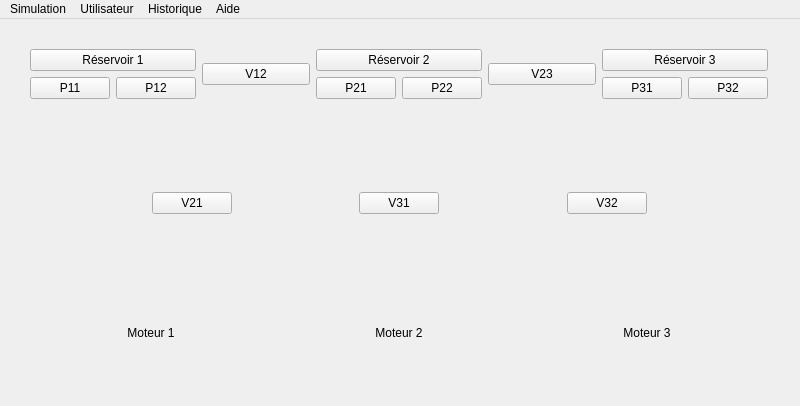
Old version of the form mainwindow.ui in the repository Desepto/Simulation.
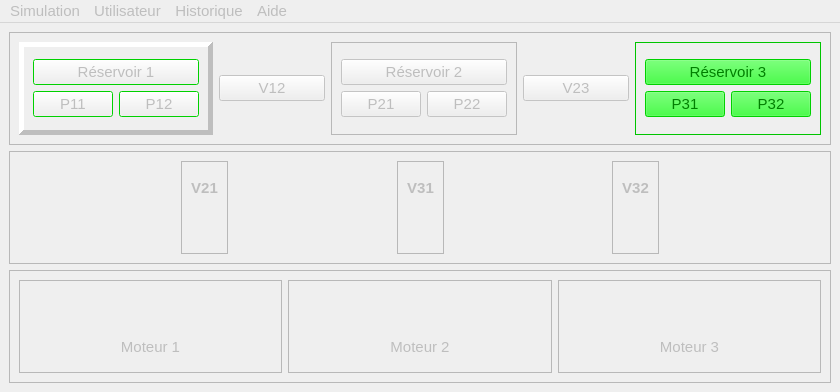
New version of the form. Icons and pictures are not drawn.

Commit message: Modification stylées (frame & co) à terminer

Diff of the .ui file:
```diff
--- a/mainwindow.ui
+++ b/mainwindow.ui
@@ -2,31 +2,121 @@
 <ui version="4.0">
  <class>MainWindow</class>
  <widget class="QMainWindow" name="MainWindow">
+  <property name="enabled">
+   <bool>false</bool>
+  </property>
   <property name="geometry">
    <rect>
     <x>0</x>
     <y>0</y>
-    <width>800</width>
-    <height>406</height>
+    <width>840</width>
+    <height>392</height>
    </rect>
   </property>
+  <property name="font">
+   <font>
+    <pointsize>11</pointsize>
+   </font>
+  </property>
   <property name="windowTitle">
    <string>MainWindow</string>
   </property>
   <widget class="QWidget" name="centralwidget">
-   <widget class="QWidget" name="verticalLayoutWidget">
-    <property name="geometry">
-     <rect>
-      <x>30</x>
-      <y>30</y>
-      <width>738</width>
-      <height>291</height>
-     </rect>
-    </property>
+   <layout class="QGridLayout" name="gridLayout_15">
+    <item row="0" column="0">
     <layout class="QVBoxLayout" name="verticalLayout">
      <item>
+       <layout class="QHBoxLayout" name="horizontalLayout_4">
+        <item>
+         <layout class="QVBoxLayout" name="verticalLayout_3">
+          <item>
+           <widget class="QFrame" name="frame_4">
+            <property name="frameShape">
+             <enum>QFrame::StyledPanel</enum>
+            </property>
+            <property name="frameShadow">
+             <enum>QFrame::Raised</enum>
+            </property>
+            <layout class="QGridLayout" name="gridLayout_4">
+             <item row="0" column="0">
       <layout class="QHBoxLayout" name="horizontalLayout_2">
        <item>
+                <widget class="QFrame" name="F1">
+                 <property name="palette">
+                  <palette>
+                   <active>
+                    <colorrole role="Base">
+                     <brush brushstyle="SolidPattern">
+                      <color alpha="255">
+                       <red>255</red>
+                       <green>255</green>
+                       <blue>255</blue>
+                      </color>
+                     </brush>
+                    </colorrole>
+                    <colorrole role="Window">
+                     <brush brushstyle="SolidPattern">
+                      <color alpha="255">
+                       <red>0</red>
+                       <green>255</green>
+                       <blue>0</blue>
+                      </color>
+                     </brush>
+                    </colorrole>
+                   </active>
+                   <inactive>
+                    <colorrole role="Base">
+                     <brush brushstyle="SolidPattern">
+                      <color alpha="255">
+                       <red>255</red>
+                       <green>255</green>
+                       <blue>255</blue>
+                      </color>
+                     </brush>
+                    </colorrole>
+                    <colorrole role="Window">
+                     <brush brushstyle="SolidPattern">
+                      <color alpha="255">
+                       <red>0</red>
+                       <green>255</green>
+                       <blue>0</blue>
+                      </color>
+                     </brush>
+                    </colorrole>
+                   </inactive>
+                   <disabled>
+                    <colorrole role="Base">
+                     <brush brushstyle="SolidPattern">
+                      <color alpha="255">
+                       <red>0</red>
+                       <green>255</green>
+                       <blue>0</blue>
+                      </color>
+                     </brush>
+                    </colorrole>
+                    <colorrole role="Window">
+                     <brush brushstyle="SolidPattern">
+                      <color alpha="255">
+                       <red>0</red>
+                       <green>255</green>
+                       <blue>0</blue>
+                      </color>
+                     </brush>
+                    </colorrole>
+                   </disabled>
+                  </palette>
+                 </property>
+                 <property name="frameShape">
+                  <enum>QFrame::Panel</enum>
+                 </property>
+                 <property name="frameShadow">
+                  <enum>QFrame::Raised</enum>
+                 </property>
+                 <property name="lineWidth">
+                  <number>5</number>
+                 </property>
+                 <layout class="QGridLayout" name="gridLayout">
+                  <item row="0" column="0">
         <layout class="QVBoxLayout" name="verticalLayout_2">
          <item>
           <widget class="QPushButton" name="R1">
@@ -72,6 +162,9 @@
          </item>
         </layout>
        </item>
+                 </layout>
+                </widget>
+               </item>
        <item>
         <widget class="QPushButton" name="V12">
          <property name="text">
@@ -84,6 +177,15 @@
         </widget>
        </item>
        <item>
+                <widget class="QFrame" name="frame_2">
+                 <property name="frameShape">
+                  <enum>QFrame::StyledPanel</enum>
+                 </property>
+                 <property name="frameShadow">
+                  <enum>QFrame::Raised</enum>
+                 </property>
+                 <layout class="QGridLayout" name="gridLayout_2">
+                  <item row="0" column="0">
         <layout class="QVBoxLayout" name="verticalLayout_5">
          <item>
           <widget class="QPushButton" name="R2">
@@ -120,6 +222,9 @@
          </item>
         </layout>
        </item>
+                 </layout>
+                </widget>
+               </item>
        <item>
         <widget class="QPushButton" name="V23">
          <property name="text">
@@ -132,6 +237,565 @@
         </widget>
        </item>
        <item>
+                <widget class="QFrame" name="frame_3">
+                 <property name="palette">
+                  <palette>
+                   <active>
+                    <colorrole role="WindowText">
+                     <brush brushstyle="SolidPattern">
+                      <color alpha="255">
+                       <red>0</red>
+                       <green>255</green>
+                       <blue>0</blue>
+                      </color>
+                     </brush>
+                    </colorrole>
+                    <colorrole role="Button">
+                     <brush brushstyle="SolidPattern">
+                      <color alpha="255">
+                       <red>0</red>
+                       <green>255</green>
+                       <blue>0</blue>
+                      </color>
+                     </brush>
+                    </colorrole>
+                    <colorrole role="Light">
+                     <brush brushstyle="SolidPattern">
+                      <color alpha="255">
+                       <red>127</red>
+                       <green>255</green>
+                       <blue>127</blue>
+                      </color>
+                     </brush>
+                    </colorrole>
+                    <colorrole role="Midlight">
+                     <brush brushstyle="SolidPattern">
+                      <color alpha="255">
+                       <red>63</red>
+                       <green>255</green>
+                       <blue>63</blue>
+                      </color>
+                     </brush>
+                    </colorrole>
+                    <colorrole role="Dark">
+                     <brush brushstyle="SolidPattern">
+                      <color alpha="255">
+                       <red>0</red>
+                       <green>127</green>
+                       <blue>0</blue>
+                      </color>
+                     </brush>
+                    </colorrole>
+                    <colorrole role="Mid">
+                     <brush brushstyle="SolidPattern">
+                      <color alpha="255">
+                       <red>0</red>
+                       <green>170</green>
+                       <blue>0</blue>
+                      </color>
+                     </brush>
+                    </colorrole>
+                    <colorrole role="Text">
+                     <brush brushstyle="SolidPattern">
+                      <color alpha="255">
+                       <red>0</red>
+                       <green>255</green>
+                       <blue>0</blue>
+                      </color>
+                     </brush>
+                    </colorrole>
+                    <colorrole role="BrightText">
+                     <brush brushstyle="SolidPattern">
+                      <color alpha="255">
+                       <red>0</red>
+                       <green>255</green>
+                       <blue>0</blue>
+                      </color>
+                     </brush>
+                    </colorrole>
+                    <colorrole role="ButtonText">
+                     <brush brushstyle="SolidPattern">
+                      <color alpha="255">
+                       <red>0</red>
+                       <green>255</green>
+                       <blue>0</blue>
+                      </color>
+                     </brush>
+                    </colorrole>
+                    <colorrole role="Base">
+                     <brush brushstyle="SolidPattern">
+                      <color alpha="255">
+                       <red>0</red>
+                       <green>255</green>
+                       <blue>0</blue>
+                      </color>
+                     </brush>
+                    </colorrole>
+                    <colorrole role="Window">
+                     <brush brushstyle="SolidPattern">
+                      <color alpha="255">
+                       <red>0</red>
+                       <green>255</green>
+                       <blue>0</blue>
+                      </color>
+                     </brush>
+                    </colorrole>
+                    <colorrole role="Shadow">
+                     <brush brushstyle="SolidPattern">
+                      <color alpha="255">
+                       <red>0</red>
+                       <green>255</green>
+                       <blue>0</blue>
+                      </color>
+                     </brush>
+                    </colorrole>
+                    <colorrole role="Highlight">
+                     <brush brushstyle="SolidPattern">
+                      <color alpha="255">
+                       <red>0</red>
+                       <green>255</green>
+                       <blue>0</blue>
+                      </color>
+                     </brush>
+                    </colorrole>
+                    <colorrole role="HighlightedText">
+                     <brush brushstyle="SolidPattern">
+                      <color alpha="255">
+                       <red>0</red>
+                       <green>255</green>
+                       <blue>0</blue>
+                      </color>
+                     </brush>
+                    </colorrole>
+                    <colorrole role="Link">
+                     <brush brushstyle="SolidPattern">
+                      <color alpha="255">
+                       <red>0</red>
+                       <green>255</green>
+                       <blue>0</blue>
+                      </color>
+                     </brush>
+                    </colorrole>
+                    <colorrole role="LinkVisited">
+                     <brush brushstyle="SolidPattern">
+                      <color alpha="255">
+                       <red>0</red>
+                       <green>255</green>
+                       <blue>0</blue>
+                      </color>
+                     </brush>
+                    </colorrole>
+                    <colorrole role="AlternateBase">
+                     <brush brushstyle="SolidPattern">
+                      <color alpha="255">
+                       <red>127</red>
+                       <green>255</green>
+                       <blue>127</blue>
+                      </color>
+                     </brush>
+                    </colorrole>
+                    <colorrole role="NoRole">
+                     <brush brushstyle="SolidPattern">
+                      <color alpha="255">
+                       <red>0</red>
+                       <green>255</green>
+                       <blue>0</blue>
+                      </color>
+                     </brush>
+                    </colorrole>
+                    <colorrole role="ToolTipBase">
+                     <brush brushstyle="SolidPattern">
+                      <color alpha="255">
+                       <red>0</red>
+                       <green>255</green>
+                       <blue>0</blue>
+                      </color>
+                     </brush>
+                    </colorrole>
+                    <colorrole role="ToolTipText">
+                     <brush brushstyle="SolidPattern">
+                      <color alpha="255">
+                       <red>0</red>
+                       <green>255</green>
+                       <blue>0</blue>
+                      </color>
+                     </brush>
+                    </colorrole>
+                   </active>
+                   <inactive>
+                    <colorrole role="WindowText">
+                     <brush brushstyle="SolidPattern">
+                      <color alpha="255">
+                       <red>0</red>
+                       <green>255</green>
+                       <blue>0</blue>
+                      </color>
+                     </brush>
+                    </colorrole>
+                    <colorrole role="Button">
+                     <brush brushstyle="SolidPattern">
+                      <color alpha="255">
+                       <red>0</red>
+                       <green>255</green>
+                       <blue>0</blue>
+                      </color>
+                     </brush>
+                    </colorrole>
+                    <colorrole role="Light">
+                     <brush brushstyle="SolidPattern">
+                      <color alpha="255">
+                       <red>127</red>
+                       <green>255</green>
+                       <blue>127</blue>
+                      </color>
+                     </brush>
+                    </colorrole>
+                    <colorrole role="Midlight">
+                     <brush brushstyle="SolidPattern">
+                      <color alpha="255">
+                       <red>63</red>
+                       <green>255</green>
+                       <blue>63</blue>
+                      </color>
+                     </brush>
+                    </colorrole>
+                    <colorrole role="Dark">
+                     <brush brushstyle="SolidPattern">
+                      <color alpha="255">
+                       <red>0</red>
+                       <green>127</green>
+                       <blue>0</blue>
+                      </color>
+                     </brush>
+                    </colorrole>
+                    <colorrole role="Mid">
+                     <brush brushstyle="SolidPattern">
+                      <color alpha="255">
+                       <red>0</red>
+                       <green>170</green>
+                       <blue>0</blue>
+                      </color>
+                     </brush>
+                    </colorrole>
+                    <colorrole role="Text">
+                     <brush brushstyle="SolidPattern">
+                      <color alpha="255">
+                       <red>0</red>
+                       <green>255</green>
+                       <blue>0</blue>
+                      </color>
+                     </brush>
+                    </colorrole>
+                    <colorrole role="BrightText">
+                     <brush brushstyle="SolidPattern">
+                      <color alpha="255">
+                       <red>0</red>
+                       <green>255</green>
+                       <blue>0</blue>
+                      </color>
+                     </brush>
+                    </colorrole>
+                    <colorrole role="ButtonText">
+                     <brush brushstyle="SolidPattern">
+                      <color alpha="255">
+                       <red>0</red>
+                       <green>255</green>
+                       <blue>0</blue>
+                      </color>
+                     </brush>
+                    </colorrole>
+                    <colorrole role="Base">
+                     <brush brushstyle="SolidPattern">
+                      <color alpha="255">
+                       <red>0</red>
+                       <green>255</green>
+                       <blue>0</blue>
+                      </color>
+                     </brush>
+                    </colorrole>
+                    <colorrole role="Window">
+                     <brush brushstyle="SolidPattern">
+                      <color alpha="255">
+                       <red>0</red>
+                       <green>255</green>
+                       <blue>0</blue>
+                      </color>
+                     </brush>
+                    </colorrole>
+                    <colorrole role="Shadow">
+                     <brush brushstyle="SolidPattern">
+                      <color alpha="255">
+                       <red>0</red>
+                       <green>255</green>
+                       <blue>0</blue>
+                      </color>
+                     </brush>
+                    </colorrole>
+                    <colorrole role="Highlight">
+                     <brush brushstyle="SolidPattern">
+                      <color alpha="255">
+                       <red>0</red>
+                       <green>255</green>
+                       <blue>0</blue>
+                      </color>
+                     </brush>
+                    </colorrole>
+                    <colorrole role="HighlightedText">
+                     <brush brushstyle="SolidPattern">
+                      <color alpha="255">
+                       <red>0</red>
+                       <green>255</green>
+                       <blue>0</blue>
+                      </color>
+                     </brush>
+                    </colorrole>
+                    <colorrole role="Link">
+                     <brush brushstyle="SolidPattern">
+                      <color alpha="255">
+                       <red>0</red>
+                       <green>255</green>
+                       <blue>0</blue>
+                      </color>
+                     </brush>
+                    </colorrole>
+                    <colorrole role="LinkVisited">
+                     <brush brushstyle="SolidPattern">
+                      <color alpha="255">
+                       <red>0</red>
+                       <green>255</green>
+                       <blue>0</blue>
+                      </color>
+                     </brush>
+                    </colorrole>
+                    <colorrole role="AlternateBase">
+                     <brush brushstyle="SolidPattern">
+                      <color alpha="255">
+                       <red>127</red>
+                       <green>255</green>
+                       <blue>127</blue>
+                      </color>
+                     </brush>
+                    </colorrole>
+                    <colorrole role="NoRole">
+                     <brush brushstyle="SolidPattern">
+                      <color alpha="255">
+                       <red>0</red>
+                       <green>255</green>
+                       <blue>0</blue>
+                      </color>
+                     </brush>
+                    </colorrole>
+                    <colorrole role="ToolTipBase">
+                     <brush brushstyle="SolidPattern">
+                      <color alpha="255">
+                       <red>0</red>
+                       <green>255</green>
+                       <blue>0</blue>
+                      </color>
+                     </brush>
+                    </colorrole>
+                    <colorrole role="ToolTipText">
+                     <brush brushstyle="SolidPattern">
+                      <color alpha="255">
+                       <red>0</red>
+                       <green>255</green>
+                       <blue>0</blue>
+                      </color>
+                     </brush>
+                    </colorrole>
+                   </inactive>
+                   <disabled>
+                    <colorrole role="WindowText">
+                     <brush brushstyle="SolidPattern">
+                      <color alpha="255">
+                       <red>0</red>
+                       <green>127</green>
+                       <blue>0</blue>
+                      </color>
+                     </brush>
+                    </colorrole>
+                    <colorrole role="Button">
+                     <brush brushstyle="SolidPattern">
+                      <color alpha="255">
+                       <red>0</red>
+                       <green>255</green>
+                       <blue>0</blue>
+                      </color>
+                     </brush>
+                    </colorrole>
+                    <colorrole role="Light">
+                     <brush brushstyle="SolidPattern">
+                      <color alpha="255">
+                       <red>127</red>
+                       <green>255</green>
+                       <blue>127</blue>
+                      </color>
+                     </brush>
+                    </colorrole>
+                    <colorrole role="Midlight">
+                     <brush brushstyle="SolidPattern">
+                      <color alpha="255">
+                       <red>63</red>
+                       <green>255</green>
+                       <blue>63</blue>
+                      </color>
+                     </brush>
+                    </colorrole>
+                    <colorrole role="Dark">
+                     <brush brushstyle="SolidPattern">
+                      <color alpha="255">
+                       <red>0</red>
+                       <green>127</green>
+                       <blue>0</blue>
+                      </color>
+                     </brush>
+                    </colorrole>
+                    <colorrole role="Mid">
+                     <brush brushstyle="SolidPattern">
+                      <color alpha="255">
+                       <red>0</red>
+                       <green>170</green>
+                       <blue>0</blue>
+                      </color>
+                     </brush>
+                    </colorrole>
+                    <colorrole role="Text">
+                     <brush brushstyle="SolidPattern">
+                      <color alpha="255">
+                       <red>0</red>
+                       <green>127</green>
+                       <blue>0</blue>
+                      </color>
+                     </brush>
+                    </colorrole>
+                    <colorrole role="BrightText">
+                     <brush brushstyle="SolidPattern">
+                      <color alpha="255">
+                       <red>0</red>
+                       <green>255</green>
+                       <blue>0</blue>
+                      </color>
+                     </brush>
+                    </colorrole>
+                    <colorrole role="ButtonText">
+                     <brush brushstyle="SolidPattern">
+                      <color alpha="255">
+                       <red>0</red>
+                       <green>127</green>
+                       <blue>0</blue>
+                      </color>
+                     </brush>
+                    </colorrole>
+                    <colorrole role="Base">
+                     <brush brushstyle="SolidPattern">
+                      <color alpha="255">
+                       <red>0</red>
+                       <green>255</green>
+                       <blue>0</blue>
+                      </color>
+                     </brush>
+                    </colorrole>
+                    <colorrole role="Window">
+                     <brush brushstyle="SolidPattern">
+                      <color alpha="255">
+                       <red>0</red>
+                       <green>255</green>
+                       <blue>0</blue>
+                      </color>
+                     </brush>
+                    </colorrole>
+                    <colorrole role="Shadow">
+                     <brush brushstyle="SolidPattern">
+                      <color alpha="255">
+                       <red>0</red>
+                       <green>255</green>
+                       <blue>0</blue>
+                      </color>
+                     </brush>
+                    </colorrole>
+                    <colorrole role="Highlight">
+                     <brush brushstyle="SolidPattern">
+                      <color alpha="255">
+                       <red>0</red>
+                       <green>255</green>
+                       <blue>0</blue>
+                      </color>
+                     </brush>
+                    </colorrole>
+                    <colorrole role="HighlightedText">
+                     <brush brushstyle="SolidPattern">
+                      <color alpha="255">
+                       <red>0</red>
+                       <green>255</green>
+                       <blue>0</blue>
+                      </color>
+                     </brush>
+                    </colorrole>
+                    <colorrole role="Link">
+                     <brush brushstyle="SolidPattern">
+                      <color alpha="255">
+                       <red>0</red>
+                       <green>255</green>
+                       <blue>0</blue>
+                      </color>
+                     </brush>
+                    </colorrole>
+                    <colorrole role="LinkVisited">
+                     <brush brushstyle="SolidPattern">
+                      <color alpha="255">
+                       <red>0</red>
+                       <green>255</green>
+                       <blue>0</blue>
+                      </color>
+                     </brush>
+                    </colorrole>
+                    <colorrole role="AlternateBase">
+                     <brush brushstyle="SolidPattern">
+                      <color alpha="255">
+                       <red>0</red>
+                       <green>255</green>
+                       <blue>0</blue>
+                      </color>
+                     </brush>
+                    </colorrole>
+                    <colorrole role="NoRole">
+                     <brush brushstyle="SolidPattern">
+                      <color alpha="255">
+                       <red>0</red>
+                       <green>255</green>
+                       <blue>0</blue>
+                      </color>
+                     </brush>
+                    </colorrole>
+                    <colorrole role="ToolTipBase">
+                     <brush brushstyle="SolidPattern">
+                      <color alpha="255">
+                       <red>0</red>
+                       <green>255</green>
+                       <blue>0</blue>
+                      </color>
+                     </brush>
+                    </colorrole>
+                    <colorrole role="ToolTipText">
+                     <brush brushstyle="SolidPattern">
+                      <color alpha="255">
+                       <red>0</red>
+                       <green>255</green>
+                       <blue>0</blue>
+                      </color>
+                     </brush>
+                    </colorrole>
+                   </disabled>
+                  </palette>
+                 </property>
+                 <property name="frameShape">
+                  <enum>QFrame::StyledPanel</enum>
+                 </property>
+                 <property name="frameShadow">
+                  <enum>QFrame::Raised</enum>
+                 </property>
+                 <layout class="QGridLayout" name="gridLayout_3">
+                  <item row="0" column="0">
         <layout class="QVBoxLayout" name="verticalLayout_6">
          <item>
           <widget class="QPushButton" name="R3">
@@ -169,25 +833,27 @@
         </layout>
        </item>
       </layout>
-     </item>
+                </widget>
+               </item>
+              </layout>
+             </item>
+            </layout>
+           </widget>
+          </item>
+         </layout>
+        </item>
+       </layout>
+      </item>
      <item>
-      <layout class="QHBoxLayout" name="horizontalLayout_4">
-       <item>
-        <layout class="QVBoxLayout" name="verticalLayout_3">
-         <item>
-          <spacer name="verticalSpacer">
-           <property name="orientation">
-            <enum>Qt::Vertical</enum>
-           </property>
-           <property name="sizeHint" stdset="0">
-            <size>
-             <width>20</width>
-             <height>40</height>
-            </size>
-           </property>
-          </spacer>
-         </item>
-         <item>
+       <widget class="QFrame" name="frame_9">
+        <property name="frameShape">
+         <enum>QFrame::StyledPanel</enum>
+        </property>
+        <property name="frameShadow">
+         <enum>QFrame::Raised</enum>
+        </property>
+        <layout class="QGridLayout" name="gridLayout_11">
+         <item row="0" column="0">
           <layout class="QHBoxLayout" name="horizontalLayout_8">
            <item>
             <spacer name="horizontalSpacer">
@@ -203,14 +869,51 @@
             </spacer>
            </item>
            <item>
-            <widget class="QPushButton" name="V21">
+            <widget class="QFrame" name="frame_5">
+             <property name="frameShape">
+              <enum>QFrame::StyledPanel</enum>
+             </property>
+             <property name="frameShadow">
+              <enum>QFrame::Raised</enum>
+             </property>
+             <layout class="QGridLayout" name="gridLayout_5">
+              <item row="0" column="0">
+               <layout class="QVBoxLayout" name="verticalLayout_4">
+                <item>
+                 <widget class="QLabel" name="label_8">
+                  <property name="font">
+                   <font>
+                    <weight>75</weight>
+                    <bold>true</bold>
+                   </font>
+                  </property>
              <property name="text">
               <string>V21</string>
              </property>
-             <property name="icon">
-              <iconset>
-               <normaloff>Images/croixRouge.png</normaloff>Images/croixRouge.png</iconset>
-             </property>
+                  <property name="alignment">
+                   <set>Qt::AlignCenter</set>
+                  </property>
+                  <property name="wordWrap">
+                   <bool>false</bool>
+                  </property>
+                 </widget>
+                </item>
+                <item>
+                 <widget class="QLabel" name="V21">
+                  <property name="text">
+                   <string/>
+                  </property>
+                  <property name="pixmap">
+                   <pixmap resource="images.qrc">:/new/test/Images/rondRouge.png</pixmap>
+                  </property>
+                 </widget>
+                </item>
+               </layout>
+              </item>
+             </layout>
+             <zorder>V21</zorder>
+             <zorder>label_8</zorder>
+             <zorder>verticalLayoutWidget_2</zorder>
             </widget>
            </item>
            <item>
@@ -227,14 +930,48 @@
             </spacer>
            </item>
            <item>
-            <widget class="QPushButton" name="V31">
+            <widget class="QFrame" name="frame_6">
+             <property name="frameShape">
+              <enum>QFrame::StyledPanel</enum>
+             </property>
+             <property name="frameShadow">
+              <enum>QFrame::Raised</enum>
+             </property>
+             <layout class="QGridLayout" name="gridLayout_6">
+              <item row="0" column="0">
+               <layout class="QVBoxLayout" name="verticalLayout_10">
+                <item>
+                 <widget class="QLabel" name="label_9">
+                  <property name="font">
+                   <font>
+                    <weight>75</weight>
+                    <bold>true</bold>
+                   </font>
+                  </property>
              <property name="text">
               <string>V31</string>
              </property>
-             <property name="icon">
-              <iconset>
-               <normaloff>Images/croixRouge.png</normaloff>Images/croixRouge.png</iconset>
-             </property>
+                  <property name="alignment">
+                   <set>Qt::AlignCenter</set>
+                  </property>
+                  <property name="wordWrap">
+                   <bool>false</bool>
+                  </property>
+                 </widget>
+                </item>
+                <item>
+                 <widget class="QLabel" name="V31">
+                  <property name="text">
+                   <string/>
+                  </property>
+                  <property name="pixmap">
+                   <pixmap resource="images.qrc">:/new/test/Images/rondRouge.png</pixmap>
+                  </property>
+                 </widget>
+                </item>
+               </layout>
+              </item>
+             </layout>
             </widget>
            </item>
            <item>
@@ -251,14 +988,48 @@
             </spacer>
            </item>
            <item>
-            <widget class="QPushButton" name="V32">
+            <widget class="QFrame" name="frame_7">
+             <property name="frameShape">
+              <enum>QFrame::StyledPanel</enum>
+             </property>
+             <property name="frameShadow">
+              <enum>QFrame::Raised</enum>
+             </property>
+             <layout class="QGridLayout" name="gridLayout_7">
+              <item row="0" column="0">
+               <layout class="QVBoxLayout" name="verticalLayout_11">
+                <item>
+                 <widget class="QLabel" name="label_17">
+                  <property name="font">
+                   <font>
+                    <weight>75</weight>
+                    <bold>true</bold>
+                   </font>
+                  </property>
              <property name="text">
               <string>V32</string>
              </property>
-             <property name="icon">
-              <iconset>
-               <normaloff>Images/croixRouge.png</normaloff>Images/croixRouge.png</iconset>
-             </property>
+                  <property name="alignment">
+                   <set>Qt::AlignCenter</set>
+                  </property>
+                  <property name="wordWrap">
+                   <bool>false</bool>
+                  </property>
+                 </widget>
+                </item>
+                <item>
+                 <widget class="QLabel" name="V32">
+                  <property name="text">
+                   <string/>
+                  </property>
+                  <property name="pixmap">
+                   <pixmap resource="images.qrc">:/new/test/Images/rondRouge.png</pixmap>
+                  </property>
+                 </widget>
+                </item>
+               </layout>
+              </item>
+             </layout>
             </widget>
            </item>
            <item>
@@ -276,29 +1047,33 @@
            </item>
           </layout>
          </item>
-         <item>
-          <spacer name="verticalSpacer_2">
-           <property name="orientation">
-            <enum>Qt::Vertical</enum>
-           </property>
-           <property name="sizeHint" stdset="0">
-            <size>
-             <width>20</width>
-             <height>40</height>
-            </size>
-           </property>
-          </spacer>
-         </item>
         </layout>
-       </item>
-      </layout>
+       </widget>
      </item>
      <item>
       <layout class="QHBoxLayout" name="horizontalLayout_9">
        <item>
-        <layout class="QVBoxLayout" name="verticalLayout_7">
+         <widget class="QFrame" name="frame_12">
+          <property name="frameShape">
+           <enum>QFrame::StyledPanel</enum>
+          </property>
+          <property name="frameShadow">
+           <enum>QFrame::Raised</enum>
+          </property>
+          <layout class="QGridLayout" name="gridLayout_14">
+           <item row="0" column="0">
+            <widget class="QFrame" name="frame_8">
+             <property name="frameShape">
+              <enum>QFrame::StyledPanel</enum>
+             </property>
+             <property name="frameShadow">
+              <enum>QFrame::Raised</enum>
+             </property>
+             <layout class="QGridLayout" name="gridLayout_10">
+              <item row="0" column="0">
+               <layout class="QVBoxLayout" name="verticalLayout_14">
          <item>
-          <layout class="QHBoxLayout" name="horizontalLayout_10">
+                 <layout class="QHBoxLayout" name="horizontalLayout_14">
            <item>
             <widget class="QLabel" name="label_3">
              <property name="text">
@@ -341,7 +1116,7 @@
           </layout>
          </item>
          <item>
-          <widget class="QLabel" name="label_10">
+                 <widget class="QLabel" name="label_13">
            <property name="text">
             <string>Moteur 1</string>
            </property>
@@ -352,7 +1127,19 @@
          </item>
         </layout>
        </item>
-       <item>
+             </layout>
+            </widget>
+           </item>
+           <item row="0" column="1">
+            <widget class="QFrame" name="frame_10">
+             <property name="frameShape">
+              <enum>QFrame::StyledPanel</enum>
+             </property>
+             <property name="frameShadow">
+              <enum>QFrame::Raised</enum>
+             </property>
+             <layout class="QGridLayout" name="gridLayout_12">
+              <item row="0" column="0">
         <layout class="QVBoxLayout" name="verticalLayout_8">
          <item>
           <layout class="QHBoxLayout" name="horizontalLayout_11">
@@ -370,7 +1157,7 @@
             </widget>
            </item>
            <item>
-            <widget class="QLabel" name="label_13">
+                   <widget class="QLabel" name="M22">
              <property name="text">
               <string/>
              </property>
@@ -409,9 +1196,19 @@
          </item>
         </layout>
        </item>
-       <item>
-        <layout class="QHBoxLayout" name="horizontalLayout_12">
-         <item>
+             </layout>
+            </widget>
+           </item>
+           <item row="0" column="2">
+            <widget class="QFrame" name="frame_11">
+             <property name="frameShape">
+              <enum>QFrame::StyledPanel</enum>
+             </property>
+             <property name="frameShadow">
+              <enum>QFrame::Raised</enum>
+             </property>
+             <layout class="QGridLayout" name="gridLayout_13">
+              <item row="0" column="0">
           <layout class="QVBoxLayout" name="verticalLayout_9">
            <item>
             <layout class="QHBoxLayout" name="horizontalLayout_13">
@@ -469,19 +1266,24 @@
           </layout>
          </item>
         </layout>
-       </item>
-      </layout>
-     </item>
-    </layout>
-   </widget>
+            </widget>
+           </item>
+          </layout>
+         </widget>
+        </item>
+       </layout>
+      </item>
+     </layout>
+    </item>
+   </layout>
   </widget>
   <widget class="QMenuBar" name="menubar">
    <property name="geometry">
     <rect>
      <x>0</x>
      <y>0</y>
-     <width>800</width>
-     <height>23</height>
+     <width>840</width>
+     <height>26</height>
     </rect>
    </property>
    <widget class="QMenu" name="menuSimulation">
```
Left out of the diff: 22 changed lines with no effect on the pictures. Lines whose indentation alone changed are shown as unchanged. The commit also changes 4 other files.
